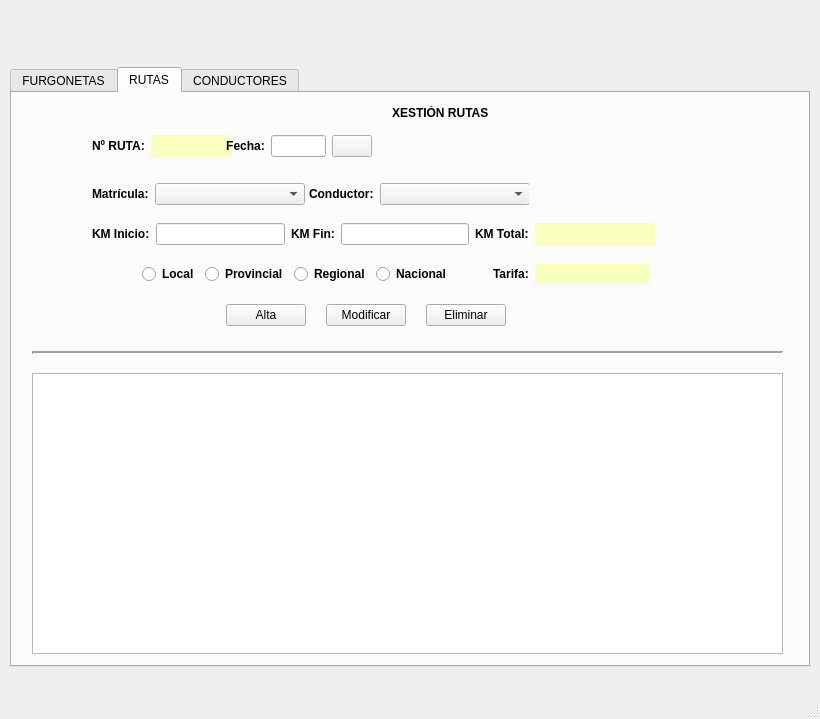
Before: the Qt Designer form ventana.ui in XoanCarlos/PROXECTORECUPERA, drawn with Qt 5.
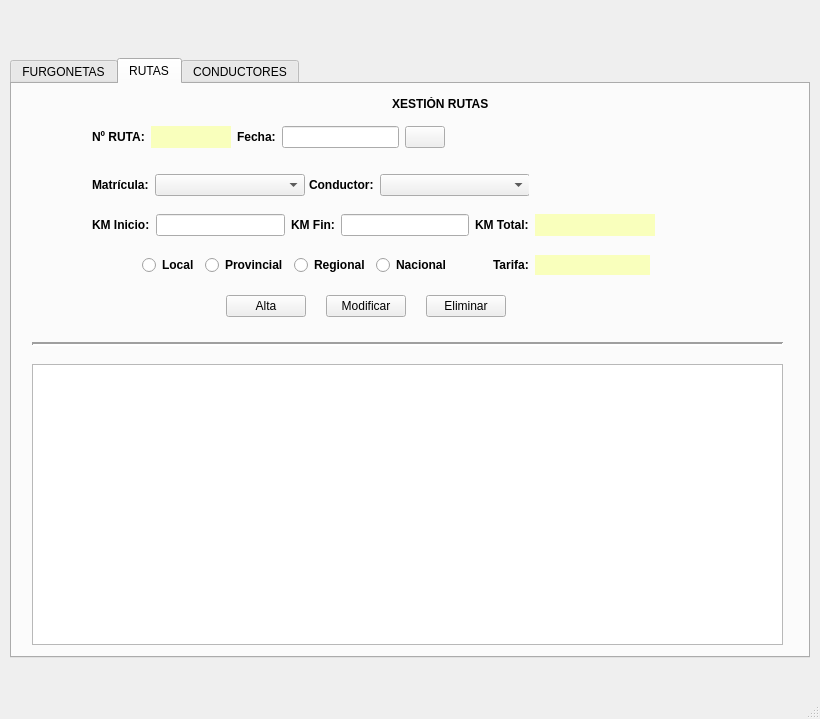
After: the same form once the commit is applied. Icons and pictures are not drawn.

Diff of the .ui file:
```diff
--- a/ventana.ui
+++ b/ventana.ui
@@ -23,6 +23,9 @@
    <layout class="QHBoxLayout" name="horizontalLayout">
     <item>
      <layout class="QGridLayout" name="gridLayout">
+      <property name="sizeConstraint">
+       <enum>QLayout::SetMaximumSize</enum>
+      </property>
       <item row="0" column="0">
        <spacer name="verticalSpacer_2">
         <property name="orientation">
@@ -34,7 +37,7 @@
         <property name="sizeHint" stdset="0">
          <size>
           <width>20</width>
-          <height>38</height>
+          <height>20</height>
          </size>
         </property>
        </spacer>
@@ -392,7 +395,7 @@
            <rect>
             <x>80</x>
             <y>40</y>
-            <width>280</width>
+            <width>353</width>
             <height>26</height>
            </rect>
           </property>
@@ -849,28 +852,16 @@
                <bold>true</bold>
               </font>
              </property>
-             <property name="layoutDirection">
-              <enum>Qt::LeftToRight</enum>
-             </property>
              <property name="text">
               <string>Fecha:</string>
              </property>
-             <property name="alignment">
-              <set>Qt::AlignCenter</set>
-             </property>
             </widget>
            </item>
            <item row="0" column="3">
             <widget class="QLineEdit" name="txtFecha">
-             <property name="sizePolicy">
-              <sizepolicy hsizetype="Ignored" vsizetype="Fixed">
-               <horstretch>0</horstretch>
-               <verstretch>0</verstretch>
-              </sizepolicy>
-             </property>
              <property name="minimumSize">
               <size>
-               <width>55</width>
+               <width>90</width>
                <height>0</height>
               </size>
              </property>
@@ -878,12 +869,6 @@
            </item>
            <item row="0" column="4">
             <widget class="QPushButton" name="btnCalendar">
-             <property name="sizePolicy">
-              <sizepolicy hsizetype="Fixed" vsizetype="Fixed">
-               <horstretch>0</horstretch>
-               <verstretch>0</verstretch>
-              </sizepolicy>
-             </property>
              <property name="text">
               <string/>
              </property>
@@ -984,9 +969,6 @@
                <height>0</height>
               </size>
              </property>
-             <property name="alignment">
-              <set>Qt::AlignRight|Qt::AlignTrailing|Qt::AlignVCenter</set>
-             </property>
             </widget>
            </item>
            <item row="0" column="2">
@@ -1010,9 +992,6 @@
                <height>0</height>
               </size>
              </property>
-             <property name="alignment">
-              <set>Qt::AlignRight|Qt::AlignTrailing|Qt::AlignVCenter</set>
-             </property>
             </widget>
            </item>
            <item row="0" column="4">
@@ -1457,9 +1436,6 @@
              <property name="text">
               <string/>
              </property>
-             <property name="alignment">
-              <set>Qt::AlignRight|Qt::AlignTrailing|Qt::AlignVCenter</set>
-             </property>
             </widget>
            </item>
           </layout>
```
Left out of the diff: 2 changed lines with no effect on the pictures.
